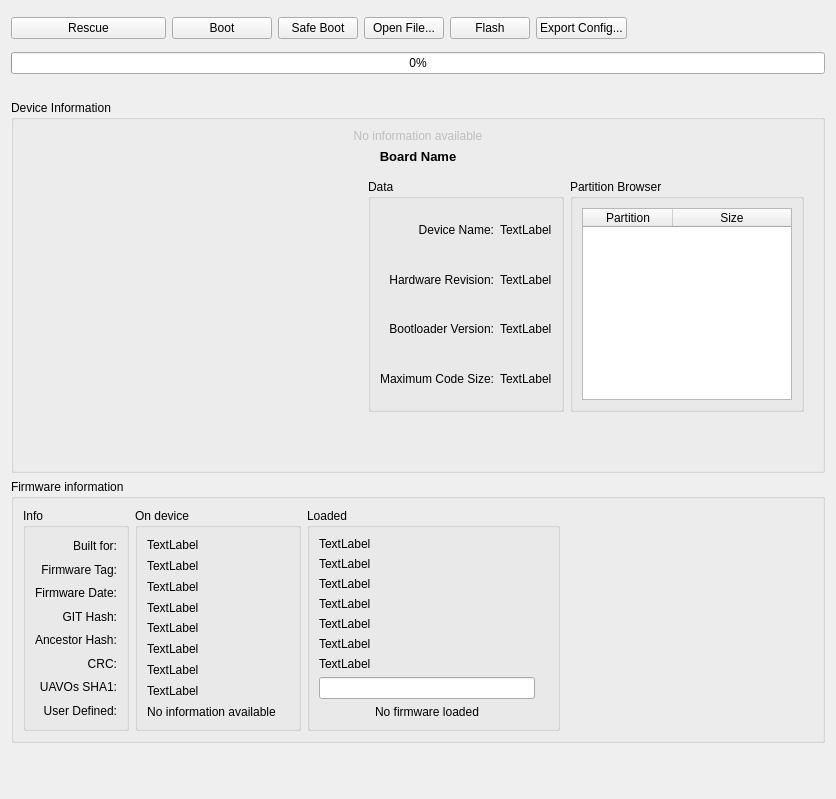
Before: the Qt Designer form ground/gcs/src/plugins/uploader/uploader.ui in d-ronin/dRonin, drawn with Qt 5.
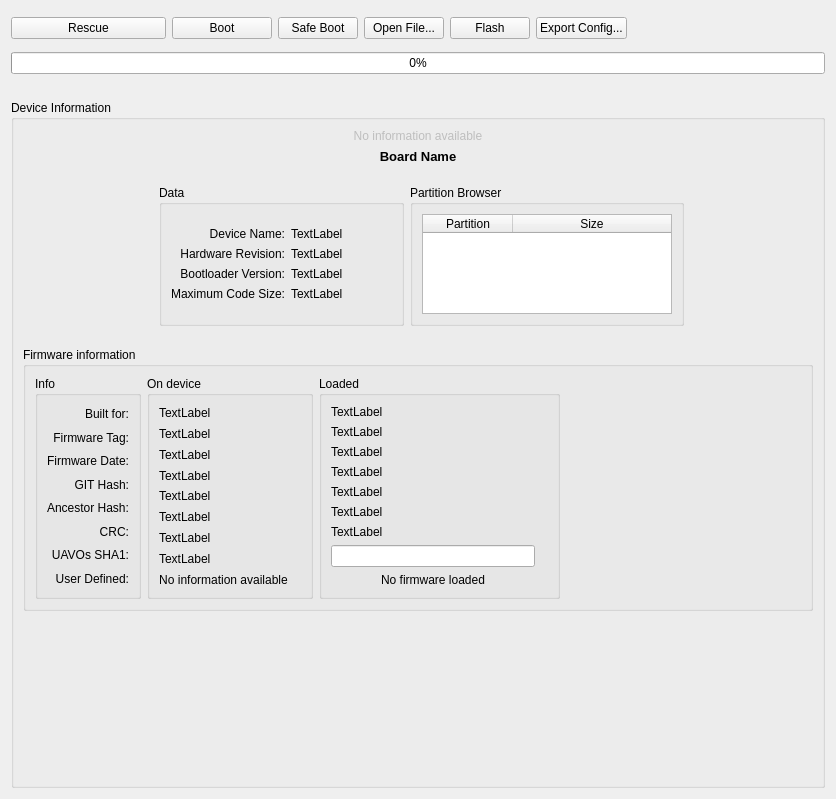
After: the same form once the commit is applied. Icons and pictures are not drawn. Custom widgets are drawn as their Qt base class.

Commit message: GCS:Uploader: Improve layout, resizing behaviour

The edit to the form file:
```diff
--- a/ground/gcs/src/plugins/uploader/uploader.ui
+++ b/ground/gcs/src/plugins/uploader/uploader.ui
@@ -189,13 +189,6 @@
     </layout>
    </item>
    <item>
-    <widget class="QSplitter" name="splitter">
-     <property name="orientation">
-      <enum>Qt::Vertical</enum>
-     </property>
-     <widget class="QWidget" name="verticalLayoutWidget">
-      <layout class="QVBoxLayout" name="verticalLayout_3">
-       <item>
         <widget class="QGroupBox" name="deviceGB">
          <property name="title">
           <string>Device Information</string>
@@ -242,42 +235,19 @@
           </item>
           <item>
            <widget class="QWidget" name="deviceInformationMainLayout" native="true">
-            <layout class="QHBoxLayout" name="deviceInformationLayout">
-             <item>
-              <widget class="QLabel" name="boardPic">
-               <property name="maximumSize">
-                <size>
-                 <width>200</width>
-                 <height>200</height>
-                </size>
-               </property>
-               <property name="text">
-                <string/>
-               </property>
-               <property name="scaledContents">
-                <bool>false</bool>
-               </property>
-              </widget>
-             </item>
-             <item>
-              <spacer name="horizontalSpacer_3">
-               <property name="orientation">
-                <enum>Qt::Horizontal</enum>
-               </property>
-               <property name="sizeHint" stdset="0">
-                <size>
-                 <width>40</width>
-                 <height>20</height>
-                </size>
-               </property>
-              </spacer>
-             </item>
-             <item>
+        <layout class="QGridLayout" name="gridLayout_2">
+         <item row="1" column="1" rowspan="2">
               <layout class="QVBoxLayout" name="verticalLayout_4">
                <item>
                 <layout class="QHBoxLayout" name="horizontalLayout_3">
                  <item>
                   <widget class="QGroupBox" name="dataGB">
+               <property name="minimumSize">
+                <size>
+                 <width>245</width>
+                 <height>0</height>
+                </size>
+               </property>
                    <property name="maximumSize">
                     <size>
                      <width>300</width>
@@ -288,38 +258,37 @@
                     <string>Data</string>
                    </property>
                    <layout class="QGridLayout" name="gridLayout">
+                <item row="0" column="1">
+                 <spacer name="verticalSpacer_2">
+                  <property name="orientation">
+                   <enum>Qt::Vertical</enum>
+                  </property>
+                  <property name="sizeHint" stdset="0">
+                   <size>
+                    <width>20</width>
+                    <height>0</height>
+                   </size>
+                  </property>
+                 </spacer>
+                </item>
+                <item row="3" column="0">
+                 <widget class="QLabel" name="label_bl_ver">
+                  <property name="text">
+                   <string>Bootloader Version:</string>
+                  </property>
+                  <property name="alignment">
+                   <set>Qt::AlignRight|Qt::AlignTrailing|Qt::AlignVCenter</set>
+                  </property>
+                 </widget>
+                </item>
                     <item row="3" column="1">
-                     <widget class="QLabel" name="maxCode_lbl">
-                      <property name="text">
-                       <string>TextLabel</string>
-                      </property>
-                     </widget>
-                    </item>
-                    <item row="1" column="0">
-                     <widget class="QLabel" name="label_hw_rev">
-                      <property name="text">
-                       <string>Hardware Revision:</string>
-                      </property>
-                      <property name="alignment">
-                       <set>Qt::AlignRight|Qt::AlignTrailing|Qt::AlignVCenter</set>
-                      </property>
-                     </widget>
-                    </item>
-                    <item row="2" column="1">
                      <widget class="QLabel" name="blVer_lbl">
                       <property name="text">
                        <string>TextLabel</string>
                       </property>
                      </widget>
                     </item>
-                    <item row="1" column="1">
-                     <widget class="QLabel" name="hwRev_lbl">
-                      <property name="text">
-                       <string>TextLabel</string>
-                      </property>
-                     </widget>
-                    </item>
-                    <item row="3" column="0">
+                <item row="4" column="0">
                      <widget class="QLabel" name="label_max_code">
                       <property name="text">
                        <string>Maximum Code Size:</string>
@@ -329,17 +298,7 @@
                       </property>
                      </widget>
                     </item>
-                    <item row="2" column="0">
-                     <widget class="QLabel" name="label_bl_ver">
-                      <property name="text">
-                       <string>Bootloader Version:</string>
-                      </property>
-                      <property name="alignment">
-                       <set>Qt::AlignRight|Qt::AlignTrailing|Qt::AlignVCenter</set>
-                      </property>
-                     </widget>
-                    </item>
-                    <item row="0" column="0">
+                <item row="1" column="0">
                      <widget class="QLabel" name="label_dev_name">
                       <property name="text">
                        <string>Device Name:</string>
@@ -349,13 +308,50 @@
                       </property>
                      </widget>
                     </item>
-                    <item row="0" column="1">
+                <item row="1" column="1">
                      <widget class="QLabel" name="devName_lbl">
                       <property name="text">
                        <string>TextLabel</string>
                       </property>
                      </widget>
                     </item>
+                <item row="2" column="1">
+                 <widget class="QLabel" name="hwRev_lbl">
+                  <property name="text">
+                   <string>TextLabel</string>
+                  </property>
+                 </widget>
+                </item>
+                <item row="2" column="0">
+                 <widget class="QLabel" name="label_hw_rev">
+                  <property name="text">
+                   <string>Hardware Revision:</string>
+                  </property>
+                  <property name="alignment">
+                   <set>Qt::AlignRight|Qt::AlignTrailing|Qt::AlignVCenter</set>
+                  </property>
+                 </widget>
+                </item>
+                <item row="4" column="1">
+                 <widget class="QLabel" name="maxCode_lbl">
+                  <property name="text">
+                   <string>TextLabel</string>
+                  </property>
+                 </widget>
+                </item>
+                <item row="5" column="1">
+                 <spacer name="verticalSpacer_3">
+                  <property name="orientation">
+                   <enum>Qt::Vertical</enum>
+                  </property>
+                  <property name="sizeHint" stdset="0">
+                   <size>
+                    <width>20</width>
+                    <height>0</height>
+                   </size>
+                  </property>
+                 </spacer>
+                </item>
                    </layout>
                   </widget>
                  </item>
@@ -368,7 +364,7 @@
                     <item>
                      <widget class="QTableWidget" name="partitionBrowserTW">
                       <property name="sizePolicy">
-                       <sizepolicy hsizetype="Fixed" vsizetype="Minimum">
+                   <sizepolicy hsizetype="Preferred" vsizetype="MinimumExpanding">
                         <horstretch>0</horstretch>
                         <verstretch>0</verstretch>
                        </sizepolicy>
@@ -376,18 +372,21 @@
                       <property name="minimumSize">
                        <size>
                         <width>210</width>
-                        <height>0</height>
+                    <height>100</height>
                        </size>
                       </property>
                       <property name="maximumSize">
                        <size>
-                        <width>210</width>
+                    <width>250</width>
                         <height>16777215</height>
                        </size>
                       </property>
                       <property name="horizontalScrollBarPolicy">
                        <enum>Qt::ScrollBarAlwaysOff</enum>
                       </property>
+                  <property name="sizeAdjustPolicy">
+                   <enum>QAbstractScrollArea::AdjustToContents</enum>
+                  </property>
                       <property name="editTriggers">
                        <set>QAbstractItemView::NoEditTriggers</set>
                       </property>
@@ -422,22 +421,35 @@
                </item>
               </layout>
              </item>
-            </layout>
-           </widget>
-          </item>
-          <item>
-           <spacer name="verticalSpacer">
+         <item row="1" column="2">
+          <spacer name="horizontalSpacer_3">
             <property name="orientation">
-             <enum>Qt::Vertical</enum>
+            <enum>Qt::Horizontal</enum>
             </property>
             <property name="sizeHint" stdset="0">
              <size>
-              <width>20</width>
-              <height>40</height>
+             <width>40</width>
+             <height>20</height>
              </size>
             </property>
            </spacer>
           </item>
+         <item row="0" column="0" rowspan="4">
+          <widget class="ScaledPixmapLabel" name="boardPic">
+           <property name="sizePolicy">
+            <sizepolicy hsizetype="Expanding" vsizetype="Preferred">
+             <horstretch>0</horstretch>
+             <verstretch>0</verstretch>
+            </sizepolicy>
+           </property>
+           <property name="text">
+            <string/>
+           </property>
+           <property name="alignment">
+            <set>Qt::AlignCenter</set>
+           </property>
+          </widget>
+         </item>
          </layout>
         </widget>
        </item>
@@ -752,12 +764,8 @@
          </layout>
         </widget>
        </item>
-      </layout>
-     </widget>
-    </widget>
-   </item>
    <item>
-    <spacer name="verticalSpacer_2">
+       <spacer name="verticalSpacer">
      <property name="orientation">
       <enum>Qt::Vertical</enum>
      </property>
@@ -771,6 +779,16 @@
    </item>
   </layout>
  </widget>
+   </item>
+  </layout>
+ </widget>
+ <customwidgets>
+  <customwidget>
+   <class>ScaledPixmapLabel</class>
+   <extends>QLabel</extends>
+   <header location="global">../../libs/utils/scaledpixmaplabel.h</header>
+  </customwidget>
+ </customwidgets>
  <resources>
   <include location="../coreplugin/core.qrc"/>
   <include location="../coreplugin/core.qrc"/>
```
Lines whose indentation alone changed are shown as unchanged. The commit also changes 2 other files.
